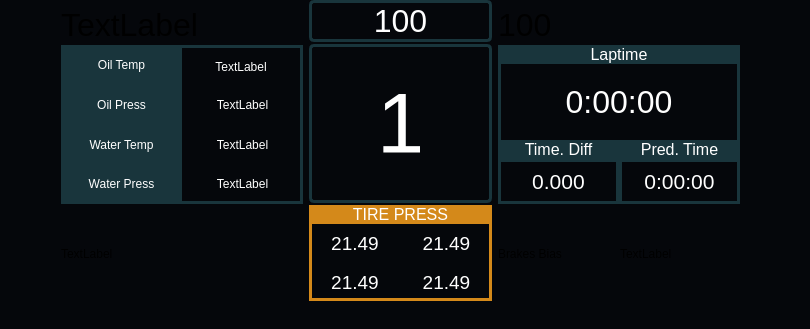
ArmenG888/DashBoard, file porschedashboard.ui: the form before one commit.
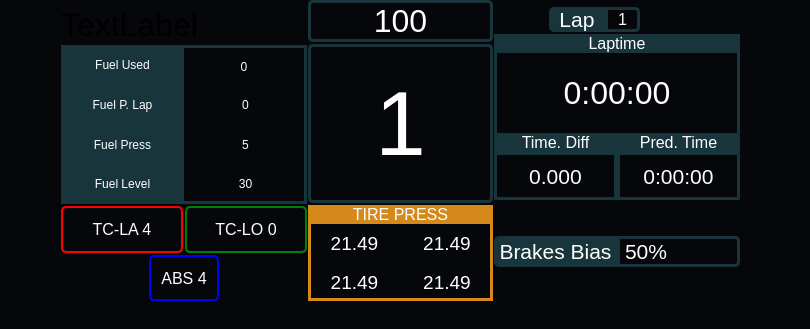
The form after the commit.

Commit message: 992 dashboard design

```diff
--- a/porschedashboard.ui
+++ b/porschedashboard.ui
@@ -28,6 +28,9 @@
      </rect>
     </property>
     <layout class="QHBoxLayout" name="horizontalLayout" stretch="1,4,3,4,1">
+     <property name="spacing">
+      <number>1</number>
+     </property>
      <item>
       <layout class="QVBoxLayout" name="verticalLayout"/>
      </item>
@@ -75,7 +78,7 @@
               <string notr="true">color:white; background-color:#19353C;</string>
              </property>
              <property name="text">
-              <string>Oil Temp</string>
+              <string>Fuel Used</string>
              </property>
              <property name="alignment">
               <set>Qt::AlignCenter</set>
@@ -91,7 +94,7 @@
               <string notr="true">border-right:3px solid #19353C; color:white; border-top:3px solid #19353C</string>
              </property>
              <property name="text">
-              <string>TextLabel</string>
+              <string>0</string>
              </property>
              <property name="alignment">
               <set>Qt::AlignCenter</set>
@@ -111,7 +114,7 @@
               <string notr="true">color:white; background-color:#19353C;</string>
              </property>
              <property name="text">
-              <string>Oil Press</string>
+              <string>Fuel P. Lap</string>
              </property>
              <property name="alignment">
               <set>Qt::AlignCenter</set>
@@ -127,7 +130,7 @@
               <string notr="true">border-right:3px solid #19353C; color:white;</string>
              </property>
              <property name="text">
-              <string>TextLabel</string>
+              <string>0</string>
              </property>
              <property name="alignment">
               <set>Qt::AlignCenter</set>
@@ -147,7 +150,7 @@
               <string notr="true">color:white; background-color:#19353C;</string>
              </property>
              <property name="text">
-              <string>Water Temp</string>
+              <string>Fuel Press</string>
              </property>
              <property name="alignment">
               <set>Qt::AlignCenter</set>
@@ -163,7 +166,7 @@
               <string notr="true">border-right:3px solid #19353C; color:white;</string>
              </property>
              <property name="text">
-              <string>TextLabel</string>
+              <string>5</string>
              </property>
              <property name="alignment">
               <set>Qt::AlignCenter</set>
@@ -183,7 +186,7 @@
               <string notr="true">color:white; background-color:#19353C;</string>
              </property>
              <property name="text">
-              <string>Water Press</string>
+              <string>Fuel Level</string>
              </property>
              <property name="alignment">
               <set>Qt::AlignCenter</set>
@@ -199,7 +202,7 @@
               <string notr="true">border-right:3px solid #19353C; color:white; border-bottom:3px solid  #19353C</string>
              </property>
              <property name="text">
-              <string>TextLabel</string>
+              <string>30</string>
              </property>
              <property name="alignment">
               <set>Qt::AlignCenter</set>
@@ -213,11 +216,97 @@
        <item>
         <layout class="QVBoxLayout" name="verticalLayout_15">
          <item>
-          <widget class="QLabel" name="label_26">
-           <property name="text">
-            <string>TextLabel</string>
-           </property>
-          </widget>
+          <layout class="QHBoxLayout" name="horizontalLayout_6">
+           <item>
+            <widget class="QLabel" name="label_3">
+             <property name="font">
+              <font>
+               <family>Segoe UI</family>
+               <pointsize>12</pointsize>
+              </font>
+             </property>
+             <property name="styleSheet">
+              <string notr="true">color:white; border: 2px solid red; border-radius:5px;</string>
+             </property>
+             <property name="text">
+              <string>TC-LA 4</string>
+             </property>
+             <property name="alignment">
+              <set>Qt::AlignCenter</set>
+             </property>
+            </widget>
+           </item>
+           <item>
+            <widget class="QLabel" name="label_4">
+             <property name="font">
+              <font>
+               <family>Segoe UI</family>
+               <pointsize>12</pointsize>
+              </font>
+             </property>
+             <property name="styleSheet">
+              <string notr="true">color:white; border: 2px solid green; border-radius:5px;</string>
+             </property>
+             <property name="text">
+              <string>TC-LO 0</string>
+             </property>
+             <property name="alignment">
+              <set>Qt::AlignCenter</set>
+             </property>
+            </widget>
+           </item>
+          </layout>
+         </item>
+         <item>
+          <layout class="QHBoxLayout" name="horizontalLayout_11">
+           <item>
+            <spacer name="horizontalSpacer_4">
+             <property name="orientation">
+              <enum>Qt::Horizontal</enum>
+             </property>
+             <property name="sizeHint" stdset="0">
+              <size>
+               <width>10</width>
+               <height>20</height>
+              </size>
+             </property>
+            </spacer>
+           </item>
+           <item>
+            <widget class="QLabel" name="label_26">
+             <property name="font">
+              <font>
+               <family>Segoe UI</family>
+               <pointsize>12</pointsize>
+              </font>
+             </property>
+             <property name="styleSheet">
+              <string notr="true">color:white; border: 2px solid blue; border-radius:5px;
+padding-left:10px;
+padding-right:10px;</string>
+             </property>
+             <property name="text">
+              <string>ABS 4</string>
+             </property>
+             <property name="alignment">
+              <set>Qt::AlignCenter</set>
+             </property>
+            </widget>
+           </item>
+           <item>
+            <spacer name="horizontalSpacer_3">
+             <property name="orientation">
+              <enum>Qt::Horizontal</enum>
+             </property>
+             <property name="sizeHint" stdset="0">
+              <size>
+               <width>10</width>
+               <height>20</height>
+              </size>
+             </property>
+            </spacer>
+           </item>
+          </layout>
          </item>
         </layout>
        </item>
@@ -234,7 +323,7 @@
           <number>0</number>
          </property>
          <item>
-          <widget class="QLabel" name="label_3">
+          <widget class="QLabel" name="speed">
            <property name="font">
             <font>
              <family>Segoe UI</family>
@@ -260,11 +349,11 @@
           <number>0</number>
          </property>
          <item>
-          <widget class="QLabel" name="label">
+          <widget class="QLabel" name="gear">
            <property name="font">
             <font>
              <family>Segoe UI</family>
-             <pointsize>64</pointsize>
+             <pointsize>68</pointsize>
             </font>
            </property>
            <property name="styleSheet">
@@ -312,7 +401,7 @@
               <number>0</number>
              </property>
              <item>
-              <widget class="QLabel" name="label_4">
+              <widget class="QLabel" name="front_left">
                <property name="font">
                 <font>
                  <family>Segoe UI</family>
@@ -413,17 +502,113 @@
           <number>7</number>
          </property>
          <item>
-          <widget class="QLabel" name="label_8">
-           <property name="font">
-            <font>
-             <family>Segoe UI</family>
-             <pointsize>24</pointsize>
-            </font>
+          <spacer name="verticalSpacer_3">
+           <property name="orientation">
+            <enum>Qt::Vertical</enum>
            </property>
-           <property name="text">
-            <string>100</string>
+           <property name="sizeHint" stdset="0">
+            <size>
+             <width>20</width>
+             <height>40</height>
+            </size>
            </property>
-          </widget>
+          </spacer>
+         </item>
+         <item>
+          <layout class="QHBoxLayout" name="horizontalLayout_4">
+           <property name="spacing">
+            <number>0</number>
+           </property>
+           <item>
+            <spacer name="horizontalSpacer">
+             <property name="orientation">
+              <enum>Qt::Horizontal</enum>
+             </property>
+             <property name="sizeHint" stdset="0">
+              <size>
+               <width>10</width>
+               <height>10</height>
+              </size>
+             </property>
+            </spacer>
+           </item>
+           <item>
+            <widget class="QLabel" name="label">
+             <property name="font">
+              <font>
+               <family>Segoe UI</family>
+               <pointsize>16</pointsize>
+              </font>
+             </property>
+             <property name="styleSheet">
+              <string notr="true">color:white;background-color:#19353C; border-radius:5px;
+border-bottom-right-radius:0px;
+border-top-right-radius:0px;
+padding-left:10px;
+padding-right:10px;
+</string>
+             </property>
+             <property name="text">
+              <string>Lap</string>
+             </property>
+             <property name="alignment">
+              <set>Qt::AlignCenter</set>
+             </property>
+            </widget>
+           </item>
+           <item>
+            <widget class="QLabel" name="lap_num">
+             <property name="font">
+              <font>
+               <family>Segoe UI</family>
+               <pointsize>12</pointsize>
+              </font>
+             </property>
+             <property name="styleSheet">
+              <string notr="true">
+
+color:white; border:3px solid #19353C; border-radius:5px;
+border-top-left-radius:0px;
+border-bottom-left-radius:0px;
+padding-left:10px;
+padding-right:10px;
+</string>
+             </property>
+             <property name="text">
+              <string>1</string>
+             </property>
+             <property name="alignment">
+              <set>Qt::AlignCenter</set>
+             </property>
+            </widget>
+           </item>
+           <item>
+            <spacer name="horizontalSpacer_2">
+             <property name="orientation">
+              <enum>Qt::Horizontal</enum>
+             </property>
+             <property name="sizeHint" stdset="0">
+              <size>
+               <width>100</width>
+               <height>20</height>
+              </size>
+             </property>
+            </spacer>
+           </item>
+          </layout>
+         </item>
+         <item>
+          <spacer name="verticalSpacer_4">
+           <property name="orientation">
+            <enum>Qt::Vertical</enum>
+           </property>
+           <property name="sizeHint" stdset="0">
+            <size>
+             <width>20</width>
+             <height>40</height>
+            </size>
+           </property>
+          </spacer>
          </item>
         </layout>
        </item>
@@ -568,24 +753,81 @@
        </item>
        <item>
         <layout class="QVBoxLayout" name="verticalLayout_11">
+         <item>
+          <spacer name="verticalSpacer_2">
+           <property name="orientation">
+            <enum>Qt::Vertical</enum>
+           </property>
+           <property name="sizeHint" stdset="0">
+            <size>
+             <width>20</width>
+             <height>10</height>
+            </size>
+           </property>
+          </spacer>
+         </item>
          <item>
           <layout class="QHBoxLayout" name="horizontalLayout_15">
+           <property name="spacing">
+            <number>0</number>
+           </property>
            <item>
             <widget class="QLabel" name="label_24">
+             <property name="font">
+              <font>
+               <family>Segoe UI</family>
+               <pointsize>16</pointsize>
+              </font>
+             </property>
+             <property name="styleSheet">
+              <string notr="true">color:white;background-color:#19353C; border-radius:5px;
+border-bottom-right-radius:0px;
+border-top-right-radius:0px;
+</string>
+             </property>
              <property name="text">
               <string>Brakes Bias</string>
              </property>
+             <property name="alignment">
+              <set>Qt::AlignCenter</set>
+             </property>
             </widget>
            </item>
            <item>
-            <widget class="QLabel" name="label_25">
+            <widget class="QLabel" name="brake_bias">
+             <property name="font">
+              <font>
+               <family>Segoe UI</family>
+               <pointsize>16</pointsize>
+              </font>
+             </property>
+             <property name="styleSheet">
+              <string notr="true">
+
+color:white; border:3px solid #19353C; border-radius:5px;
+border-top-left-radius:0px;
+border-bottom-left-radius:0px;</string>
+             </property>
              <property name="text">
-              <string>TextLabel</string>
+              <string>50%</string>
              </property>
             </widget>
            </item>
           </layout>
          </item>
+         <item>
+          <spacer name="verticalSpacer">
+           <property name="orientation">
+            <enum>Qt::Vertical</enum>
+           </property>
+           <property name="sizeHint" stdset="0">
+            <size>
+             <width>20</width>
+             <height>10</height>
+            </size>
+           </property>
+          </spacer>
+         </item>
         </layout>
        </item>
       </layout>
```
Left out of the diff: 20 changed lines with no effect on the pictures. The commit also changes 4 other files.
